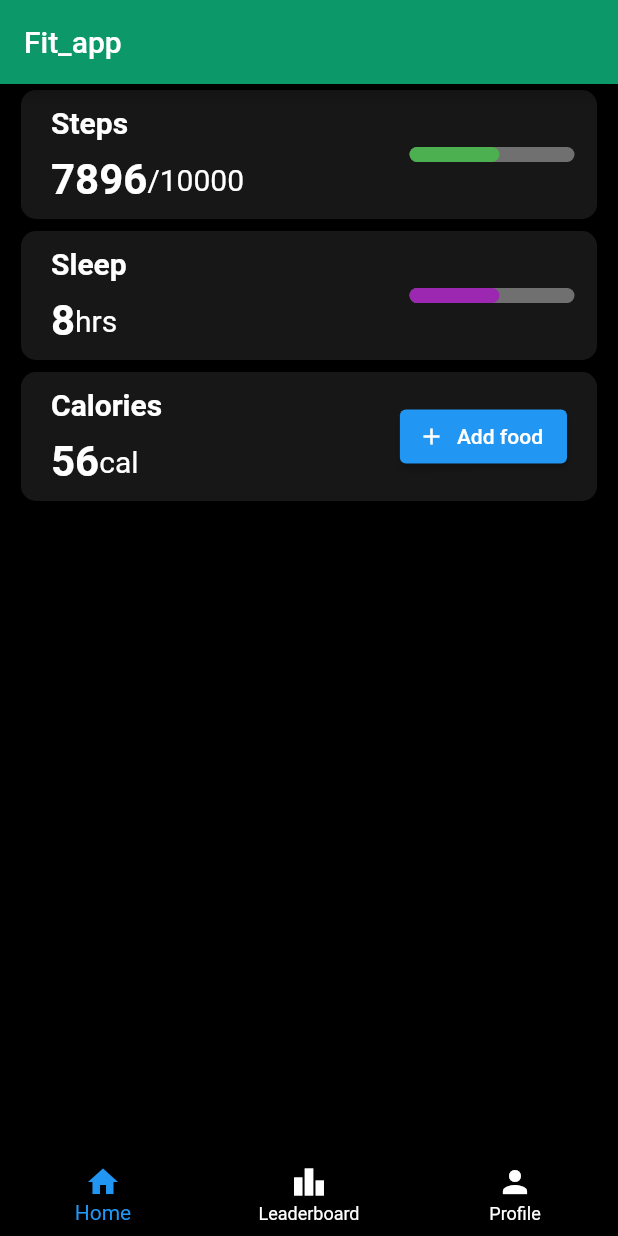
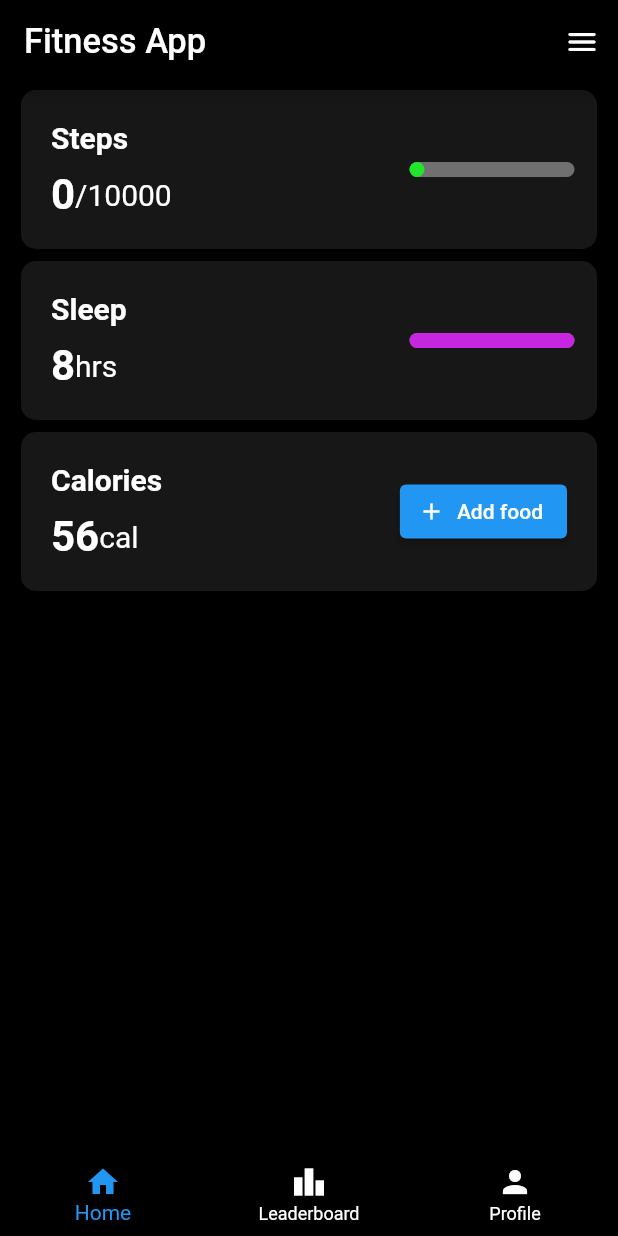
Before and after one commit to GAURCODER/fit-app, a Flutter app: the screen it shows after launch, on a phone screen of 412 x 824 dp. Run offline on Flutter 3.47's test engine with Material 2 defaults, Android fonts, the phone set to English and light mode, and no system bars; our stand-ins replace pedometer, sensors_plus.

Commit message:
Ui modification with live step counter

```diff
--- a/lib/main.dart
+++ b/lib/main.dart
@@ -1,10 +1,13 @@
 import 'package:fit_app/constants.dart';
 import 'package:fit_app/screens/home/home_screen.dart';
 import 'package:flutter/material.dart';
+import 'package:sensors_plus/sensors_plus.dart';
 
 void main() {
   runApp(const MyApp());
 }
+
+
 
 class MyApp extends StatelessWidget {
   const MyApp({Key? key}) : super(key: key);
@@ -18,11 +21,11 @@ class MyApp extends StatelessWidget {
       theme: ThemeData(
           scaffoldBackgroundColor: kBackgroundColor,
           primaryColor: kPrimaryColor,
-          appBarTheme: AppBarTheme(
-            backgroundColor: kPrimaryColor,
+          appBarTheme: const AppBarTheme(
+            backgroundColor: kBackgroundColor,
           ),
           textTheme: Theme.of(context).textTheme.apply(bodyColor: kTextColor)),
-      home: HomeScreen(),
+      home: const HomeScreen(),
     );
   }
 }
--- a/lib/screens/home/components/body.dart
+++ b/lib/screens/home/components/body.dart
@@ -1,15 +1,84 @@
-import 'dart:math';
+// import 'dart:math';
 
 import 'package:fit_app/constants.dart';
 import 'package:flutter/material.dart';
+import 'package:pedometer/pedometer.dart';
+import 'dart:async';
 
-class Body extends StatelessWidget {
+// String formatDate(DateTime d) {
+//   return d.toString().substring(0, 19);
+// }
+
+class Body extends StatefulWidget {
+  const Body({Key? key}) : super(key: key);
+
+  @override
+  State<Body> createState() => _BodyState();
+}
+
+class _BodyState extends State<Body> {
+  late Stream<StepCount> _stepCountStream;
+  late Stream<PedestrianStatus> _pedestrianStatusStream;
+  String _status = '?', _steps = "0";
+  @override
+  void initState() {
+    super.initState();
+    initPlatformState();
+  }
+
+  void onStepCount(StepCount event) {
+    print("step taken");
+    setState(() {
+      _steps = event.steps.toString();
+    });
+  }
+
+  void onPedestrianStatusChanged(PedestrianStatus event) {
+    print(event);
+    setState(() {
+      _status = event.status;
+    });
+  }
+
+  void onPedestrianStatusError(error) {
+    print('onPedestrianStatusError: $error');
+    setState(() {
+      _status = 'Pedestrian Status not available';
+    });
+    print(_status);
+  }
+
+  void onStepCountError(error) {
+    print('onStepCountError: $error');
+    setState(() {
+      _steps = 'Step Count not available';
+    });
+  }
+
+  void initPlatformState() {
+    _pedestrianStatusStream = Pedometer.pedestrianStatusStream;
+    _pedestrianStatusStream
+        .listen(onPedestrianStatusChanged)
+        .onError(onPedestrianStatusError);
+
+    _stepCountStream = Pedometer.stepCountStream;
+    _stepCountStream.listen(onStepCount).onError(onStepCountError);
+
+    if (!mounted) return;
+  }
+
+  int intoInt(String s) {
+    return int.parse(s);
+  }
+
   @override
   Widget build(BuildContext context) {
     return ListView(
       children: <Widget>[
-        _cardWithProgressBar("Steps", "7896", "/10000", Colors.green),
-        _cardWithProgressBar("Sleep", "8", "hrs", Colors.purple),
+        _cardWithProgressBar("Steps", _steps, "/10000",
+            const Color.fromARGB(255, 34, 230, 41), 10000),
+        _cardWithProgressBar(
+            "Sleep", "8", "hrs", const Color.fromARGB(255, 197, 39, 225), 8),
         _cardWithButton("Calories", "56", "cal", "Add food"),
       ],
     );
@@ -17,15 +86,15 @@ class Body extends StatelessWidget {
 }
 
 Widget _cardWithProgressBar(
-    String title, String text1, String text2, Color barColor) {
+    String title, String text1, String text2, Color barColor, int total) {
   return Container(
     padding: const EdgeInsets.symmetric(horizontal: kDefaultPadding / 2),
     child: Card(
-      color: Color.fromRGBO(243, 234, 234, 0.1),
+      color: const Color.fromRGBO(243, 234, 234, 0.1),
       shape: RoundedRectangleBorder(borderRadius: BorderRadius.circular(10.0)),
       child: Padding(
         padding: const EdgeInsets.symmetric(
-            vertical: kDefaultPadding / 2, horizontal: kDefaultPadding),
+            vertical: kDefaultPadding, horizontal: kDefaultPadding),
         child: Row(
           mainAxisSize: MainAxisSize.max,
           children: [
@@ -37,7 +106,7 @@ Widget _cardWithProgressBar(
               children: <Widget>[
                 Text(
                   title,
-                  style: TextStyle(
+                  style: const TextStyle(
                       fontSize: 20,
                       fontWeight: FontWeight.bold,
                       color: Colors.white),
@@ -48,14 +117,14 @@ Widget _cardWithProgressBar(
                     children: [
                       Text(
                         text1,
-                        style: TextStyle(
+                        style: const TextStyle(
                             fontSize: 28,
                             fontWeight: FontWeight.bold,
                             color: Colors.white),
                       ),
                       Text(
                         text2,
-                        style: TextStyle(
+                        style: const TextStyle(
                           fontSize: 20,
                           color: Colors.white,
                         ),
@@ -71,7 +140,7 @@ Widget _cardWithProgressBar(
                   child: Container(
                     width: 100,
                   ),
-                  painter: ProgressBar(barColor),
+                  painter: ProgressBar(barColor, int.parse(text1), total),
                 ),
               ],
             )
@@ -87,11 +156,11 @@ Widget _cardWithButton(
   return Container(
     padding: const EdgeInsets.symmetric(horizontal: kDefaultPadding / 2),
     child: Card(
-      color: Color.fromRGBO(243, 234, 234, 0.1),
+      color: const Color.fromRGBO(243, 234, 234, 0.1),
       shape: RoundedRectangleBorder(borderRadius: BorderRadius.circular(10.0)),
       child: Padding(
         padding: const EdgeInsets.symmetric(
-            vertical: kDefaultPadding / 2, horizontal: kDefaultPadding),
+            vertical: kDefaultPadding, horizontal: kDefaultPadding),
         child: Row(
           mainAxisSize: MainAxisSize.max,
           children: [
@@ -103,7 +172,7 @@ Widget _cardWithButton(
               children: <Widget>[
                 Text(
                   title,
-                  style: TextStyle(
+                  style: const TextStyle(
                       fontSize: 20,
                       fontWeight: FontWeight.bold,
                       color: Colors.white),
@@ -114,14 +183,14 @@ Widget _cardWithButton(
                     children: [
                       Text(
                         text1,
-                        style: TextStyle(
+                        style: const TextStyle(
                             fontSize: 28,
                             fontWeight: FontWeight.bold,
                             color: Colors.white),
                       ),
                       Text(
                         text2,
-                        style: TextStyle(
+                        style: const TextStyle(
                           fontSize: 20,
                           color: Colors.white,
                         ),
@@ -135,7 +204,7 @@ Widget _cardWithButton(
               children: [
                 ElevatedButton.icon(
                     onPressed: () {},
-                    icon: Icon(Icons.add, size: 18),
+                    icon: const Icon(Icons.add, size: 18),
                     label: Text(btnText))
               ],
             )
@@ -148,12 +217,14 @@ Widget _cardWithButton(
 
 class ProgressBar extends CustomPainter {
   Color lineColor;
-  ProgressBar(this.lineColor);
+  int lineWidth;
+  int totalwidth;
+  ProgressBar(this.lineColor, this.lineWidth, this.totalwidth);
 
   @override
   void paint(Canvas canvas, Size size) {
     // TODO: implement paint
-    double percent = 0.5;
+    double percent = lineWidth / totalwidth;
     var paint = Paint()
       ..color = Colors.white38
       ..strokeWidth = 10.0
--- a/lib/screens/home/home_screen.dart
+++ b/lib/screens/home/home_screen.dart
@@ -15,9 +15,22 @@ class _HomeScreenState extends State<HomeScreen> {
   Widget build(BuildContext context) {
     return Scaffold(
       appBar: AppBar(
-        title: const Text("Fit_app"),
+        title: const Text(
+          "Fitness App",
+          style: TextStyle(fontSize: 23),
+        ),
+        actions: [
+          IconButton(
+            icon: const Icon(Icons.menu_rounded),
+            onPressed: () {
+              Colors.blue;
+              // ignore: avoid_print
+              print('Menu button pressed');
+            },
+          ),
+        ],
       ),
-      body: Body(),
+      body: const Body(),
       bottomNavigationBar: BottomNavigationBar(
         items: const <BottomNavigationBarItem>[
           BottomNavigationBarItem(icon: Icon(Icons.home), label: "Home"),
--- a/pubspec.yaml
+++ b/pubspec.yaml
@@ -35,6 +35,8 @@ dependencies:
   # Use with the CupertinoIcons class for iOS style icons.
   cupertino_icons: ^1.0.2
   flutter_svg: ^0.17.4
+  pedometer: ^3.0.0
+  sensors_plus: ^1.3.2
 
 dev_dependencies:
   flutter_test:
```
Also changed, not shown: pubspec.lock, 2 other files.
